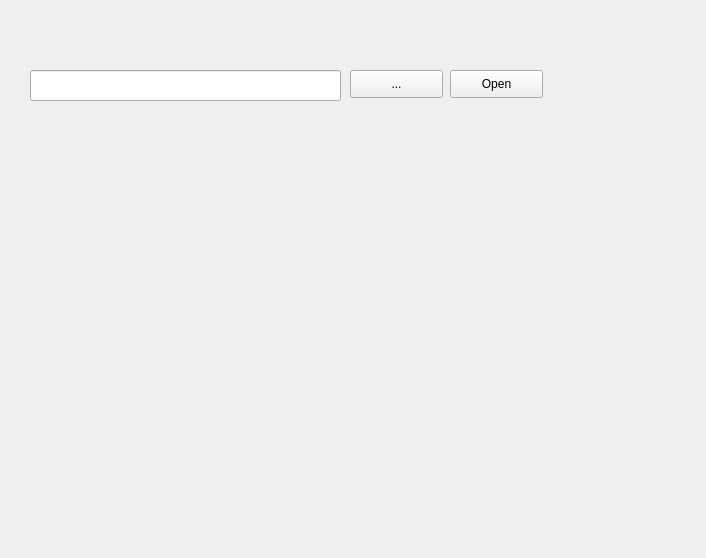
Above: Adora/Adora/Ui/Setting/GeneralSettingWidget.ui from hash1018/Adora before the change. Below: the same form after it.
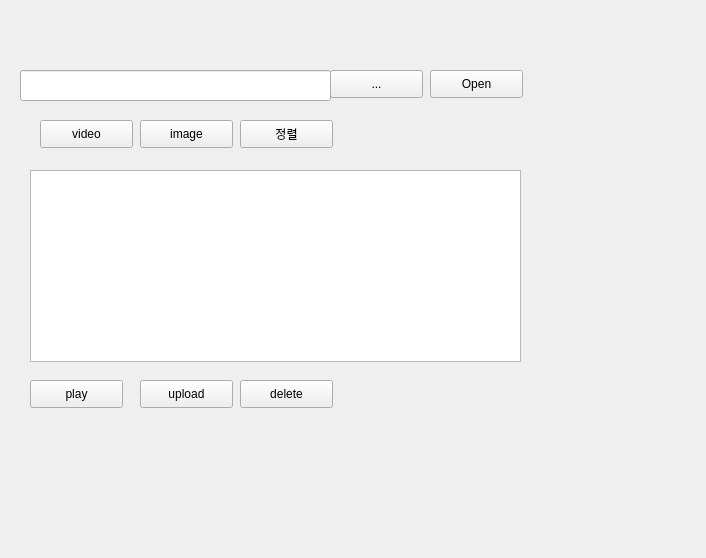
That is the form after the change.

```diff
--- a/Adora/Adora/Ui/Setting/GeneralSettingWidget.ui
+++ b/Adora/Adora/Ui/Setting/GeneralSettingWidget.ui
@@ -16,7 +16,7 @@
   <widget class="QLineEdit" name="savePathLineEdit">
    <property name="geometry">
     <rect>
-     <x>30</x>
+     <x>20</x>
      <y>70</y>
      <width>311</width>
      <height>31</height>
@@ -29,7 +29,7 @@
   <widget class="QPushButton" name="searchPathButton">
    <property name="geometry">
     <rect>
-     <x>350</x>
+     <x>330</x>
      <y>70</y>
      <width>93</width>
      <height>28</height>
@@ -42,7 +42,7 @@
   <widget class="QPushButton" name="openDirectoryButton">
    <property name="geometry">
     <rect>
-     <x>450</x>
+     <x>430</x>
      <y>70</y>
      <width>93</width>
      <height>28</height>
@@ -52,6 +52,94 @@
     <string>Open</string>
    </property>
   </widget>
+  <widget class="QPushButton" name="videoButton">
+   <property name="geometry">
+    <rect>
+     <x>40</x>
+     <y>120</y>
+     <width>93</width>
+     <height>28</height>
+    </rect>
+   </property>
+   <property name="text">
+    <string>video</string>
+   </property>
+  </widget>
+  <widget class="QPushButton" name="imageButton">
+   <property name="geometry">
+    <rect>
+     <x>140</x>
+     <y>120</y>
+     <width>93</width>
+     <height>28</height>
+    </rect>
+   </property>
+   <property name="text">
+    <string>image</string>
+   </property>
+  </widget>
+  <widget class="QPushButton" name="orderByButton">
+   <property name="geometry">
+    <rect>
+     <x>240</x>
+     <y>120</y>
+     <width>93</width>
+     <height>28</height>
+    </rect>
+   </property>
+   <property name="text">
+    <string>정렬</string>
+   </property>
+  </widget>
+  <widget class="QListWidget" name="itemListWidget">
+   <property name="geometry">
+    <rect>
+     <x>30</x>
+     <y>170</y>
+     <width>491</width>
+     <height>192</height>
+    </rect>
+   </property>
+  </widget>
+  <widget class="QPushButton" name="playButton">
+   <property name="geometry">
+    <rect>
+     <x>30</x>
+     <y>380</y>
+     <width>93</width>
+     <height>28</height>
+    </rect>
+   </property>
+   <property name="text">
+    <string>play</string>
+   </property>
+  </widget>
+  <widget class="QPushButton" name="uploadButton">
+   <property name="geometry">
+    <rect>
+     <x>140</x>
+     <y>380</y>
+     <width>93</width>
+     <height>28</height>
+    </rect>
+   </property>
+   <property name="text">
+    <string>upload</string>
+   </property>
+  </widget>
+  <widget class="QPushButton" name="deleteButton">
+   <property name="geometry">
+    <rect>
+     <x>240</x>
+     <y>380</y>
+     <width>93</width>
+     <height>28</height>
+    </rect>
+   </property>
+   <property name="text">
+    <string>delete</string>
+   </property>
+  </widget>
  </widget>
  <resources/>
  <connections/>
```
